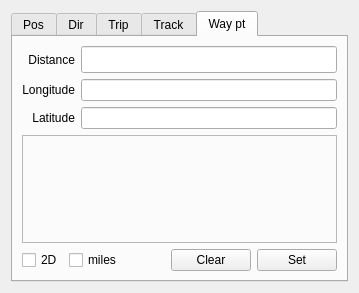
Above: qtpedometer.ui from wolfmanjm/qtpedometer before the change. Below: the same form after it.
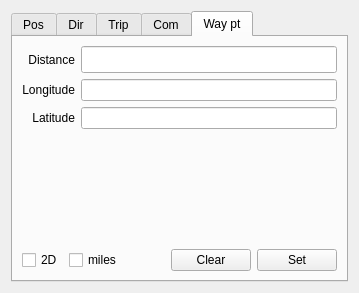
That is the form after the change. The open tabs and pages were chosen to show the change.

Commit message: Hook up compass and bearing to way point

Diff of the .ui file:
```diff
--- a/qtpedometer.ui
+++ b/qtpedometer.ui
@@ -334,11 +334,11 @@
      </widget>
      <widget class="QWidget" name="tab_2" >
       <attribute name="title" >
-       <string>Track</string>
+       <string>Com</string>
       </attribute>
       <layout class="QGridLayout" >
        <item row="0" column="0" >
-        <widget class="QFrame" name="trackView" >
+        <widget class="QFrame" name="compassFrame" >
          <property name="sizePolicy" >
           <sizepolicy vsizetype="Expanding" hsizetype="Expanding" >
            <horstretch>0</horstretch>
@@ -421,20 +421,17 @@
         </layout>
        </item>
        <item>
-        <widget class="QFrame" name="compassFrame" >
-         <property name="sizePolicy" >
-          <sizepolicy vsizetype="Expanding" hsizetype="Expanding" >
-           <horstretch>0</horstretch>
-           <verstretch>0</verstretch>
-          </sizepolicy>
+        <spacer>
+         <property name="orientation" >
+          <enum>Qt::Vertical</enum>
          </property>
-         <property name="frameShape" >
-          <enum>QFrame::StyledPanel</enum>
+         <property name="sizeHint" >
+          <size>
+           <width>20</width>
+           <height>40</height>
+          </size>
          </property>
-         <property name="frameShadow" >
-          <enum>QFrame::Raised</enum>
-         </property>
-        </widget>
+        </spacer>
        </item>
        <item>
         <layout class="QHBoxLayout" >
```
Left out of the diff: 6 changed lines with no effect on the pictures. The commit also changes 3 other files.
